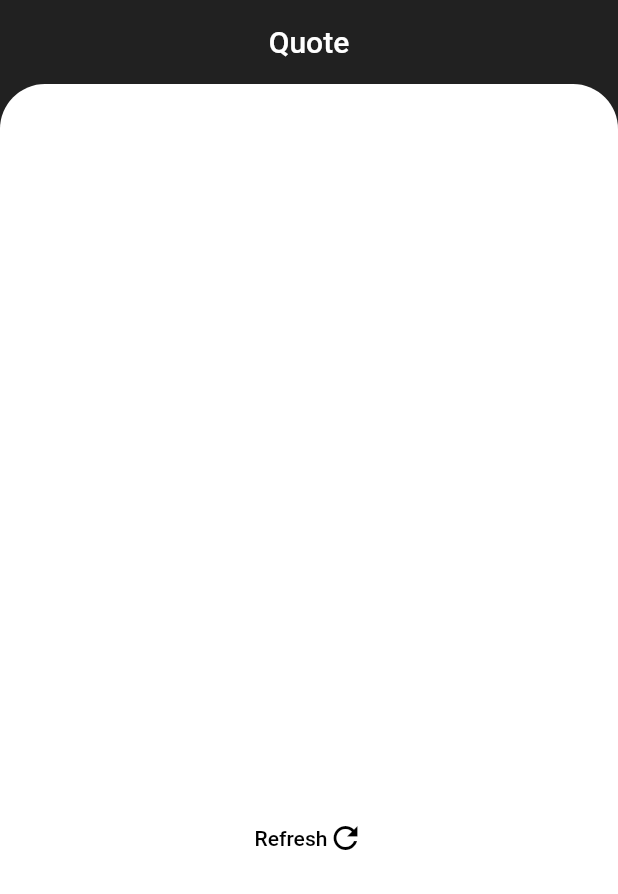
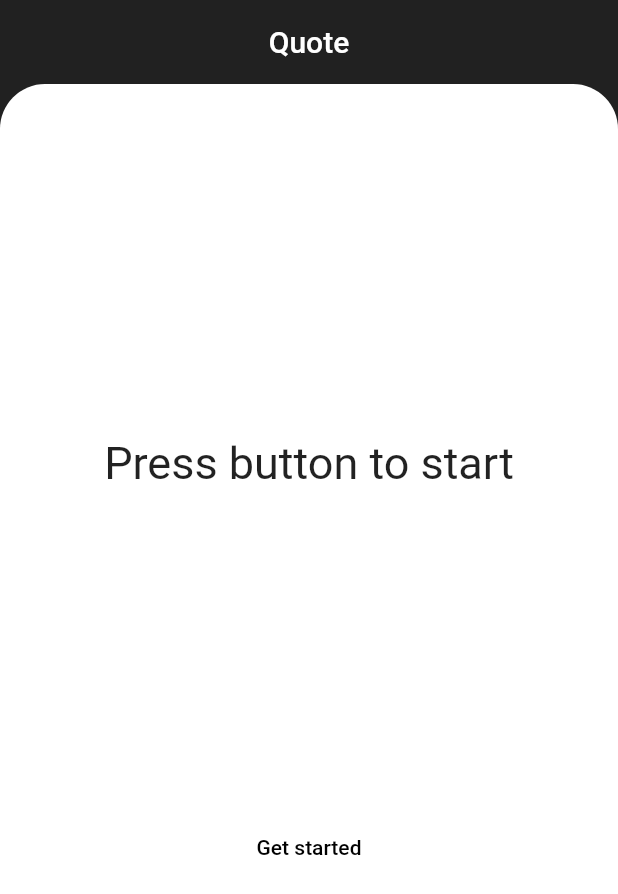
Before and after one commit to maneeshtej/Quote-of-the-day, a Flutter app: the screen it shows after launch, on a phone screen of 412 x 824 dp. Shown: the top 894 px of the screen. Run offline on Flutter 3.47's test engine with Material 2 defaults, Android fonts, the phone set to English and light mode, and no system bars; missing offline and left inert: dart:ffi.

```diff
--- a/flutter_application_1/lib/utils/main_card.dart
+++ b/flutter_application_1/lib/utils/main_card.dart
@@ -12,12 +12,14 @@ class MainCard extends StatefulWidget {
   State<MainCard> createState() => _MainCardState();
 }
 
-String quotes = "";
+String quotes = "Press button to start";
 var i = 0;
 var quote = GetQuotes();
 getQuotesFunc() {
   quote.getQuotes();
 }
+
+var buttonText = "Press to start";
 
 bool buttonStat = false;
 
@@ -28,7 +30,12 @@ class _MainCardState extends State<MainCard> {
       crossAxisAlignment: CrossAxisAlignment.center,
       mainAxisAlignment: MainAxisAlignment.spaceEvenly,
       children: [
-        Text(quotes),
+        Text(
+          quotes,
+          style: TextStyle(
+            fontSize: 30,
+          ),
+        ),
         TextButton(
           style: ButtonStyle(),
           onPressed: () {
@@ -36,6 +43,7 @@ class _MainCardState extends State<MainCard> {
               if (!buttonStat) {
                 quote.getQuotes();
                 buttonStat = !buttonStat;
+                quotes = "Refresh your life";
               } else {
                 if (i == quote.actualNotes.length - 1) {
                   quote.getQuotes();
@@ -46,7 +54,8 @@ class _MainCardState extends State<MainCard> {
               }
             });
           },
-          child: const Row(
+          child: (buttonStat)
+              ? const Row(
                   mainAxisAlignment: MainAxisAlignment.center,
                   children: [
                     Text(
@@ -58,6 +67,12 @@ class _MainCardState extends State<MainCard> {
                       color: Colors.black,
                     ),
                   ],
+                )
+              : const Text(
+                  "Get started",
+                  style: TextStyle(
+                    color: Colors.black,
+                  ),
                 ),
         )
       ],
```
Lines whose indentation alone changed are shown as unchanged.
